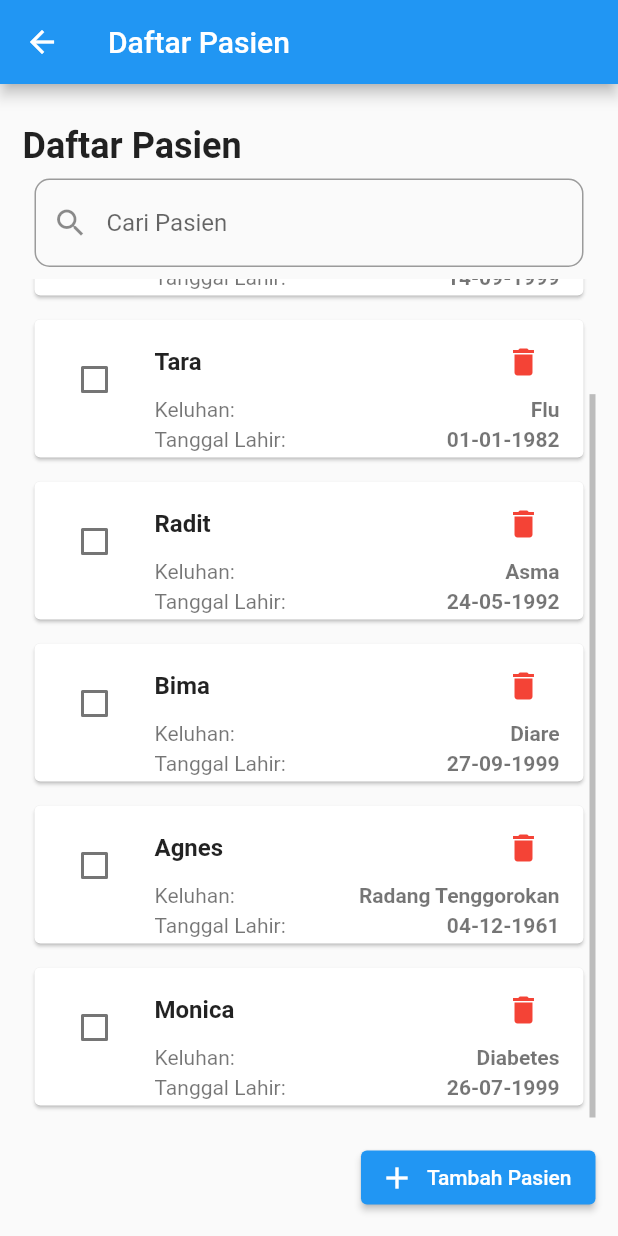
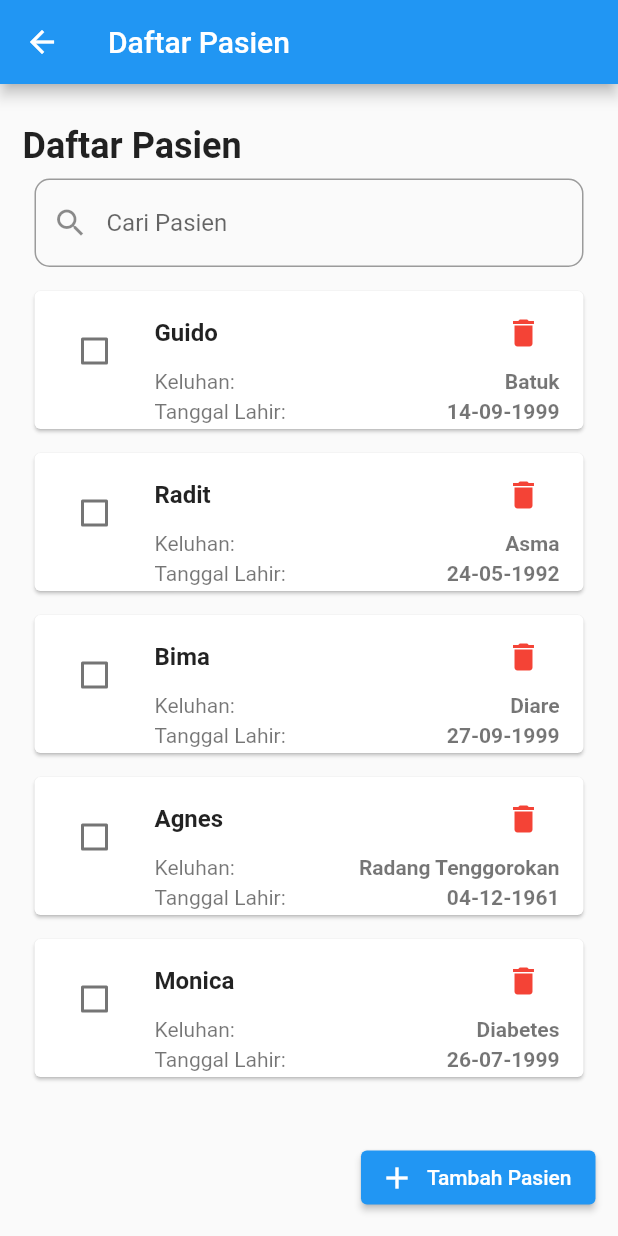
Before and after one commit to guidodika/login-flutter-latihan, a Flutter app: the HistoryPage screen opened directly, scrolled down 89 dp, after a tap on the "delete" icon, on a phone screen of 412 x 824 dp. Run offline on Flutter 3.47's test engine with Material 2 defaults, Android fonts, the phone set to English and light mode, and no system bars; our stand-ins replace bloc, flutter_bloc, flutter_easyloading, flutter_svg, fluttertoast, shared_preferences; accounts and stored records are empty; project files that could hold a hidden picture were left out.

Commit message:
add fungsi delete item

```diff
--- a/lib/view/card_item.dart
+++ b/lib/view/card_item.dart
@@ -5,11 +5,13 @@ class CardItem extends StatefulWidget {
   final String name;
   final String keluhan;
   final String birthdate;
+  final Function onDelete;
 
   const CardItem({
     required this.name,
     required this.keluhan,
     required this.birthdate,
+    required this.onDelete,
   });
   @override
   _CardItemState createState() => _CardItemState();
@@ -46,6 +48,7 @@ class _CardItemState extends State<CardItem> {
               icon: Icon(Icons.delete, color: Colors.red),
               onPressed: () {
                 // Aksi ketika tombol delete ditekan
+                widget.onDelete();
               },
             ),
           ],
--- a/lib/view/history_page.dart
+++ b/lib/view/history_page.dart
@@ -13,16 +13,23 @@ class HistoryPage extends StatefulWidget {
 class _HistoryPageState extends State<HistoryPage> {
   String searchQuery = '';
   List<CardItem> cardItems = [
-    CardItem(name: 'Guido', keluhan: "Batuk", birthdate: '14-09-1999'),
-    CardItem(name: 'Tara', keluhan: "Flu", birthdate: '01-01-1982'),
-    CardItem(name: 'Radit', keluhan: "Asma", birthdate: '24-05-1992'),
-    CardItem(name: 'Bima', keluhan: "Diare", birthdate: '27-09-1999'),
+    CardItem(name: 'Guido', keluhan: "Batuk", birthdate: '14-09-1999', onDelete: () {}),
+    CardItem(name: 'Tara', keluhan: "Flu", birthdate: '01-01-1982', onDelete: () {}),
+    CardItem(name: 'Radit', keluhan: "Asma", birthdate: '24-05-1992', onDelete: () {}),
+    CardItem(name: 'Bima', keluhan: "Diare", birthdate: '27-09-1999', onDelete: () {}),
     CardItem(
-        name: 'Agnes', keluhan: "Radang Tenggorokan", birthdate: '04-12-1961'),
-    CardItem(name: 'Monica', keluhan: "Diabetes", birthdate: '26-07-1999'),
+        name: 'Agnes', keluhan: "Radang Tenggorokan", birthdate: '04-12-1961', onDelete: () {}),
+    CardItem(name: 'Monica', keluhan: "Diabetes", birthdate: '26-07-1999', onDelete: () {}),
   ];
 
+
   List<CardItem> filteredCardItems = [];
+
+  void deleteCard(int index) {
+    setState(() {
+      filteredCardItems.removeAt(index);
+    });
+  }
 
   @override
   void initState() {
@@ -81,7 +88,12 @@ class _HistoryPageState extends State<HistoryPage> {
                 child: ListView.builder(
                   itemCount: filteredCardItems.length,
                   itemBuilder: (context, index) {
-                    return filteredCardItems[index];
+                    return CardItem(
+                      name: filteredCardItems[index].name,
+                      keluhan: filteredCardItems[index].keluhan,
+                      birthdate: filteredCardItems[index].birthdate,
+                      onDelete: () => deleteCard(index),
+                    );
                   },
                 ),
               ),
```
